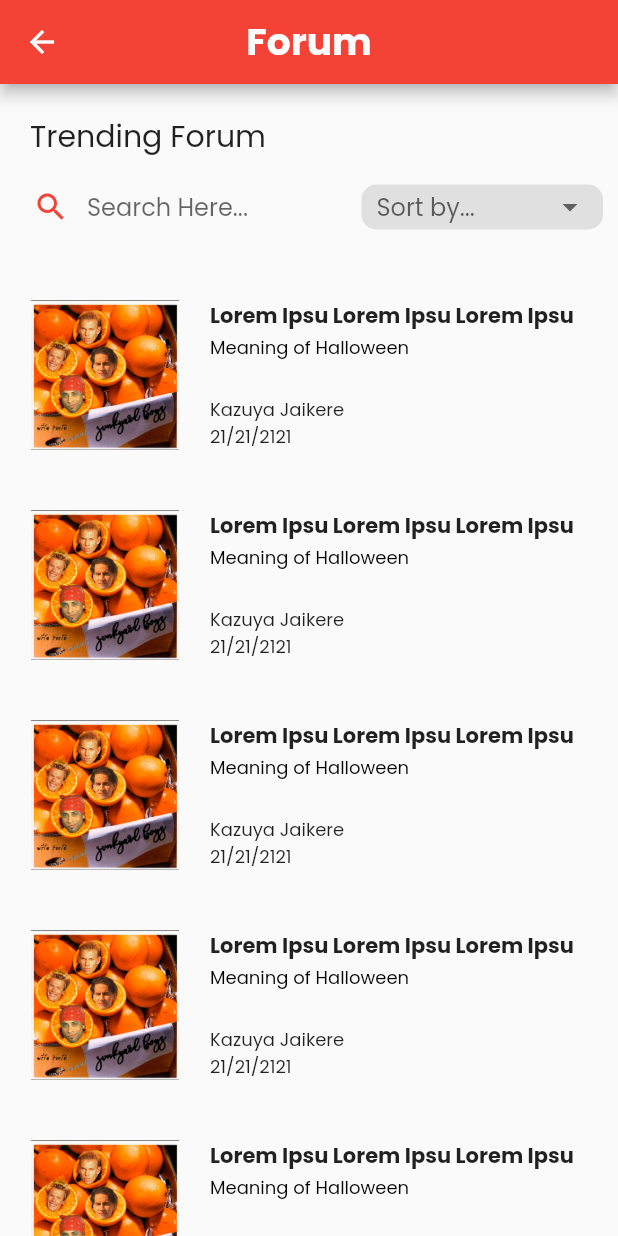
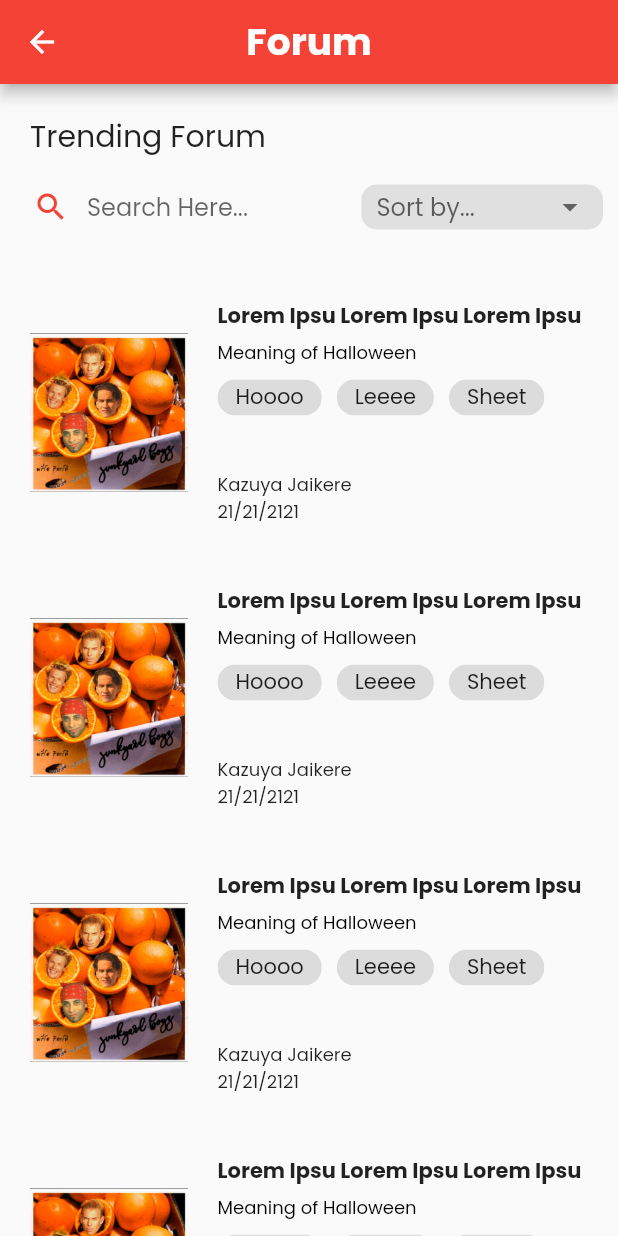
Before and after one commit to phantakanpete/xculture-frontend, a Flutter app: the SeeallPage screen opened directly, on a phone screen of 412 x 824 dp. Run offline on Flutter 3.47's test engine with Material 2 defaults, Android fonts, the phone set to English and light mode, and no system bars; our stand-ins replace fluttertoast; missing offline and left inert: find_dropdown.

Commit message:
Add tags

```diff
--- a/lib/pages/seeall_page.dart
+++ b/lib/pages/seeall_page.dart
@@ -15,6 +15,12 @@ class _SeeallPageState extends State<SeeallPage> {
     "Oldest",
     "Most Viewed",
     "Most Favorited"
+  ];
+
+  List<String> arr = [
+    "Hoooo",
+    "Leeee",
+    "Sheet"
   ];
 
   @override
@@ -97,12 +103,12 @@ class _SeeallPageState extends State<SeeallPage> {
                 return Padding(
                   padding: const EdgeInsets.all(20.0),
                   child: SizedBox(
-                    height: 100,
+                    height: 150,
                     child: Row(
                       crossAxisAlignment: CrossAxisAlignment.start,
                       children: [
                         AspectRatio(
-                          aspectRatio: 1.0,
+                          aspectRatio: 0.7,
                           child: Image.asset("assets/images/preetoe.jpg"),
                         ),
                         Expanded(
@@ -111,19 +117,18 @@ class _SeeallPageState extends State<SeeallPage> {
                             child: Column(
                               crossAxisAlignment: CrossAxisAlignment.start,
                               children: [
-                                Expanded(
-                                  child: Column(
+                                Column(
                                   crossAxisAlignment: CrossAxisAlignment.start,
-                                    children: const [
-                                      Text("Lorem Ipsu Lorem Ipsu Lorem Ipsu",
+                                  children: [
+                                    const Text("Lorem Ipsu Lorem Ipsu Lorem Ipsu",
                                       maxLines: 2,
                                       overflow: TextOverflow.ellipsis,
                                       style: TextStyle(
                                         fontWeight: FontWeight.bold,
                                       ),
                                     ),
-                                      Padding(padding: EdgeInsets.only(bottom: 2.0)),
-                                      Text("Meaning of Halloween",
+                                    const SizedBox(height: 5),
+                                    const Text("Meaning of Halloween",
                                       maxLines: 2,
                                       overflow: TextOverflow.ellipsis,
                                       style: TextStyle(
@@ -131,8 +136,18 @@ class _SeeallPageState extends State<SeeallPage> {
                                         color: Colors.black,
                                       ),
                                     ),
+                                    const SizedBox(height: 5),
+                                    Wrap(
+                                      crossAxisAlignment: WrapCrossAlignment.start,
+                                      children: arr.map((e) => Padding(
+                                        padding: const EdgeInsets.only(right: 10),
+                                        child: Chip(
+                                          visualDensity: const VisualDensity(horizontal: -4, vertical: -4), // Chip size -4 -> 4
+                                          label: Text(e),
+                                        ),
+                                      )).toList(),
+                                    ),
                                   ],
-                                  ),
                                 ),
                                 Expanded(
                                   child: Column(
```
Lines whose indentation alone changed are shown as unchanged.
